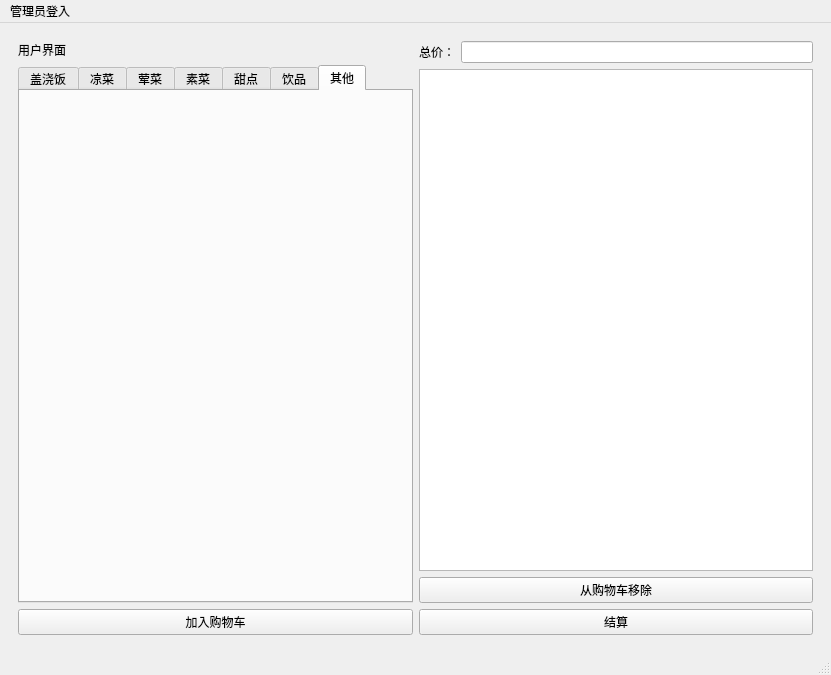
First picture: the form in canteen_ordering/mainwindow.ui, repository Zyf-de-github/canteen_ordering, before the edit.
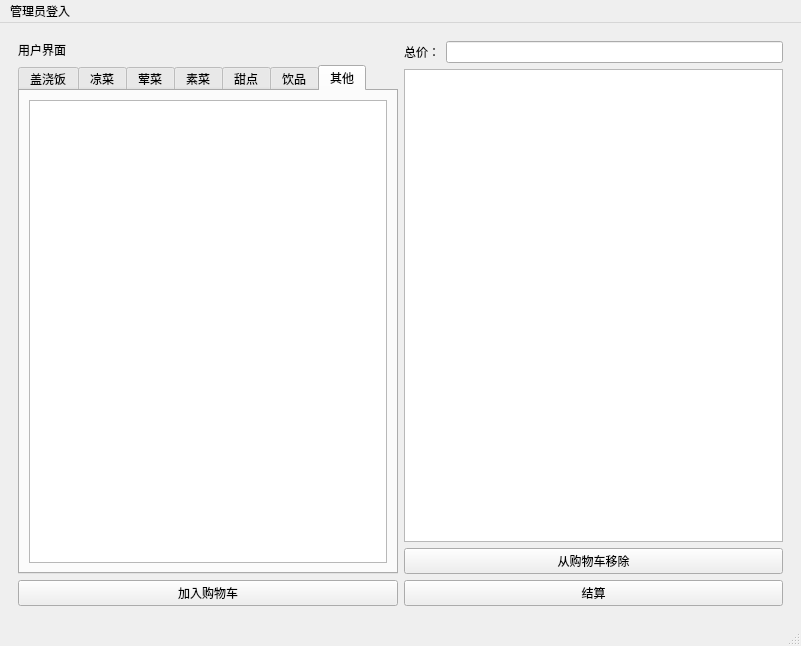
Second picture: the form after the edit. The open tabs and pages were chosen to show the change.

Commit message: 完善添加菜品、完善购物车到订单bug

```diff
--- a/canteen_ordering/mainwindow.ui
+++ b/canteen_ordering/mainwindow.ui
@@ -6,8 +6,8 @@
    <rect>
     <x>0</x>
     <y>0</y>
-    <width>831</width>
-    <height>675</height>
+    <width>801</width>
+    <height>646</height>
    </rect>
   </property>
   <property name="windowTitle">
@@ -79,6 +79,11 @@
              <attribute name="title">
               <string>其他</string>
              </attribute>
+             <layout class="QVBoxLayout" name="verticalLayout_12">
+              <item>
+               <widget class="QListWidget" name="listWidget_6"/>
+              </item>
+             </layout>
             </widget>
            </widget>
           </item>
@@ -108,7 +113,7 @@
            </layout>
           </item>
           <item>
-           <widget class="QListView" name="listView"/>
+           <widget class="QListWidget" name="listWidget_a"/>
           </item>
           <item>
            <widget class="QPushButton" name="pushButton_1">
@@ -231,7 +236,7 @@
     <rect>
      <x>0</x>
      <y>0</y>
-     <width>831</width>
+     <width>801</width>
      <height>21</height>
     </rect>
    </property>
```
Left out of the diff: 71 changed lines with no effect on the pictures. The commit also changes 2 other files.
